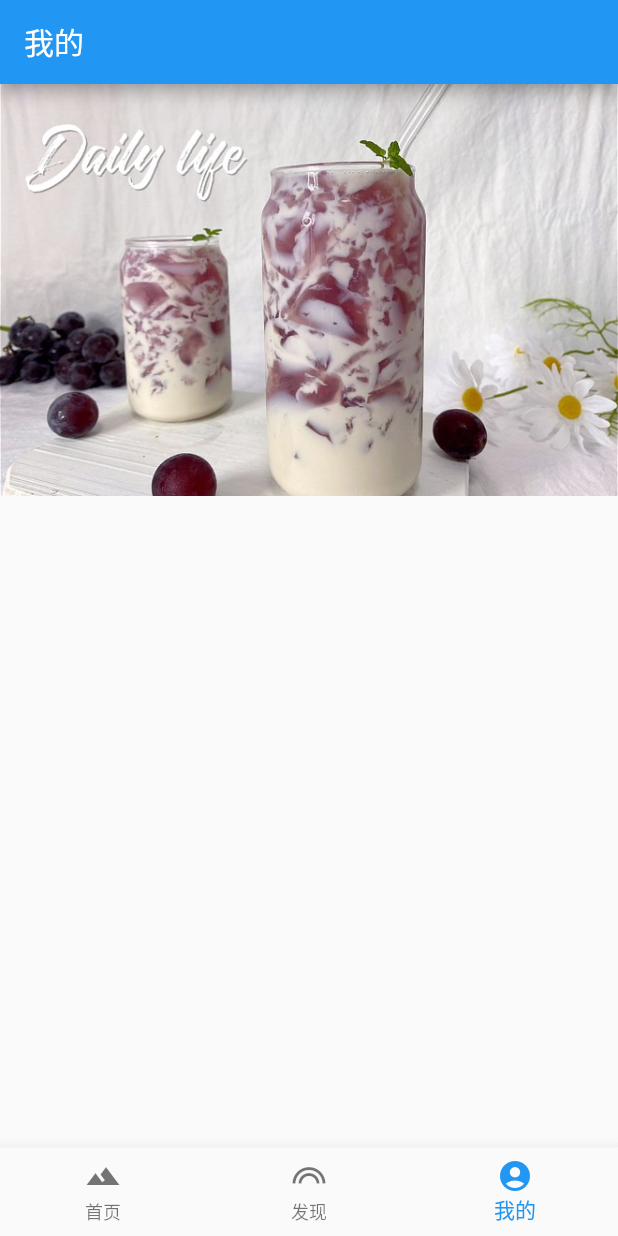
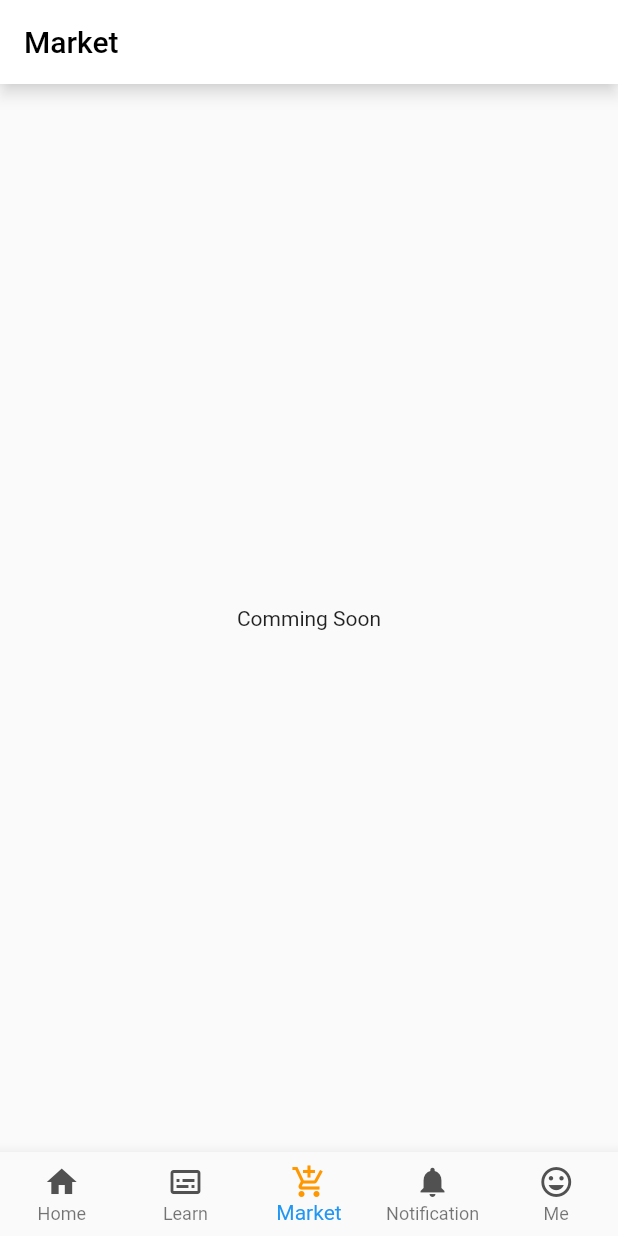
Before and after one commit to kenfoongAK/dinerscuisine, a Flutter app: the screen it shows after launch, item 3 of the bottom bar chosen, on a phone screen of 412 x 824 dp. Run offline on Flutter 3.47's test engine with Material 2 defaults, Android fonts, the phone set to English and light mode, and no system bars.

Commit message:
add comming soon page

```diff
--- a/lib/main.dart
+++ b/lib/main.dart
@@ -8,7 +8,7 @@ class MyApp extends StatelessWidget {
   Widget build(BuildContext context) {
     return new MaterialApp(
       //应用名称
-      title: 'Flutter Demo',
+      title: 'Dinerscuisine',
       theme: new ThemeData(
         //蓝色主题
         primarySwatch: Colors.blue,
--- a/lib/pages/MainPage.dart
+++ b/lib/pages/MainPage.dart
@@ -1,60 +1,74 @@
+import 'package:demo2/pages/learn/Learn.dart';
+import 'package:demo2/pages/market/MarketPage.dart';
+import 'package:demo2/pages/notification/Notification.dart';
 import 'package:flutter/material.dart';
-import 'package:demo2/pages/FindPage.dart';
-import 'package:demo2/pages/HomePage.dart';
-import 'package:demo2/pages/MinePage.dart';
+import 'package:demo2/pages/home/FindPage.dart';
+import 'package:demo2/pages/home/HomePage.dart';
+import 'package:demo2/pages/mine/MinePage.dart';
 
 class MainPage extends StatelessWidget {
   @override
   Widget build(BuildContext context) {
     return new MaterialApp(
         //去除右上标的Debug
-        debugShowCheckedModeBanner: false, home: new MainPageWidget());
+        debugShowCheckedModeBanner: false,
+        home: new MainPageWidget());
   }
 }
 
 //有状态的Widget
 class MainPageWidget extends StatefulWidget {
   @override
-  State<StatefulWidget> createState() {   //重写了createState()函数，这函数返回一个State<StatefulWidget>
-    return new MainPageState();  //返回用户定义的类MainPageWidget的MainPageState()实例
+  State<StatefulWidget> createState() {
+    //重写了createState()函数，这函数返回一个State<StatefulWidget>
+    return new MainPageState(); //返回用户定义的类MainPageWidget的MainPageState()实例
   }
 }
+
 //继承了 State<MainPageWidget>
 class MainPageState extends State<MainPageWidget> {
   int _tabIndex = 0;
   var tabImages;
-  var appBarTitles = ['首页', '发现', '我的'];
+  var appBarIcons = [
+    Icons.home,
+    Icons.subtitles_outlined,
+    Icons.add_shopping_cart,
+    Icons.notifications,
+    Icons.tag_faces
+  ];
+  var appBarTitles = ['Home', 'Learn', 'Market', 'Notification', 'Me'];
   //存放子页面
   var _pageList;
 
   /*
    * 根据选择获得对应的normal或是press的icon
    */
-  Image getTabIcon(int curIndex) {
+  Icon getTabIcon(int curIndex) {
     if (curIndex == _tabIndex) {
-      return tabImages[curIndex][1];
+      return Icon(appBarIcons[curIndex], color: Colors.orange);
     }
-    return tabImages[curIndex][0];
+    return Icon(appBarIcons[curIndex], color: const Color(0xff515151));
   }
+
   /*
    * 获取bottomTab的颜色和文字
    */
   Text getTabTitle(int curIndex) {
     if (curIndex == _tabIndex) {
       return new Text(appBarTitles[curIndex],
-          style: new TextStyle(fontSize: 14.0, color: const Color(0xff1296db)));
+          style: new TextStyle(fontSize: 14.0, color: Colors.orange));
     } else {
       return new Text(appBarTitles[curIndex],
           style: new TextStyle(fontSize: 14.0, color: const Color(0xff515151)));
     }
   }
+
   /*
    * 根据image路径获取图片
    */
   Image getTabImage(path) {
     return new Image.asset(path, width: 24.0, height: 24.0);
   }
-
 
   void initData() {
     /*
@@ -63,14 +77,21 @@ class MainPageState extends State<MainPageWidget> {
     tabImages = [
       [getTabImage('images/home.png'), getTabImage('images/home_selected.png')],
       [getTabImage('images/find.png'), getTabImage('images/find_selected.png')],
-      [getTabImage('images/mine.png'), getTabImage('images/mine_selected.png')]
+      [getTabImage('images/mine.png'), getTabImage('images/mine_selected.png')],
+      [
+        getTabImage('images/notification_selected.png'),
+        getTabImage('images/notification_selected.png')
+      ],
+      [getTabImage('images/me.png'), getTabImage('images/me.png')]
     ];
     /*
      * 三个子界面
      */
     _pageList = [
       new HomePage(),
-      new FindPage(),
+      new LearnPage(),
+      new MarketPage(),
+      new NotificationPage(),
       new MinePage(),
     ];
   }
@@ -85,14 +106,17 @@ class MainPageState extends State<MainPageWidget> {
         bottomNavigationBar: new BottomNavigationBar(
           items: <BottomNavigationBarItem>[
             new BottomNavigationBarItem(
-                //icon: getTabIcon(0), title: getTabTitle(0)),
-                icon:Icon(Icons.landscape),title: getTabTitle(0)),
+                icon: getTabIcon(0),
+                // icon: Icon(Icons.home),
+                title: getTabTitle(0)),
             new BottomNavigationBarItem(
-                //icon: getTabIcon(1), title: getTabTitle(1)),
-                icon:Icon(Icons.looks),title: getTabTitle(1)),
+                icon: getTabIcon(1), title: getTabTitle(1)),
             new BottomNavigationBarItem(
-                //icon: getTabIcon(2), title: getTabTitle(2)),
-                icon:Icon(Icons.account_circle),title: getTabTitle(2)),
+                icon: getTabIcon(2), title: getTabTitle(2)),
+            new BottomNavigationBarItem(
+                icon: getTabIcon(3), title: getTabTitle(3)),
+            new BottomNavigationBarItem(
+                icon: getTabIcon(4), title: getTabTitle(4)),
           ],
           //bottom文字显示控制
           type: BottomNavigationBarType.fixed,
--- a/lib/pages/MinePage.dart
+++ /dev/null
@@ -1,46 +0,0 @@
-import 'package:flutter/material.dart';
-
-class MinePage extends StatefulWidget {
-  @override
-  State<StatefulWidget> createState() {
-    // TODO: implement createState
-
-    return new Page();
-  }
-}
-
-class Page extends State<MinePage> {
-  @override
-  Widget build(BuildContext context) {
-    return layout(context);
-  }
-
-  Widget layout(BuildContext context) {
-    return new Scaffold(
-      appBar: AppBar(
-        title:Text('我的'),
-      ),
-      body: new ListView(
-        children: <Widget>[
-          header(context),
-          //header(context),
-          //header(context),
-          //header(context),
-          //header(context),
-        ],
-      ),
-    );
-  }
-
-  Widget buildAppBar(BuildContext context) {
-    return new AppBar(title: const Text('我的'));
-  }
-
-  Widget header(BuildContext context) {
-    //return new Image.network(
-    //'https://i2.chuimg.com/9104e46a512a4bb3a50f921fea9e67e1_3900w_2600h.jpg',
-    return new Image.asset(
-      'assets/images/daily.jpg',
-    );
-  }
-}
--- a/lib/pages/FindPage.dart
+++ b/lib/pages/home/FindPage.dart
@@ -18,7 +18,7 @@ class Page extends State<FindPage> {
   Widget layout(BuildContext context) {
     return new Scaffold(
       appBar: AppBar(
-        title:Text('发现'),
+        title: Text('发现'),
       ),
       body: new ListView(
         children: <Widget>[
@@ -32,12 +32,6 @@ class Page extends State<FindPage> {
     );
   }
 
-  Widget buildAppBar(BuildContext context) {
-    return new AppBar(title: const Text('发现'));
-  }
-
-
-
   Widget header(BuildContext context) {
     //return new Image.network(
     //'https://i2.chuimg.com/9104e46a512a4bb3a50f921fea9e67e1_3900w_2600h.jpg',
--- /dev/null
+++ b/lib/pages/market/MarketPage.dart
@@ -0,0 +1,60 @@
+import 'package:flutter/material.dart';
+import 'package:flutter/rendering.dart';
+
+class MarketPage extends StatefulWidget {
+  @override
+  State<StatefulWidget> createState() {
+    // TODO: implement createState
+
+    return new Page();
+  }
+}
+
+class Page extends State<MarketPage> {
+  @override
+  Widget build(BuildContext context) {
+    return layout(context);
+  }
+
+  Widget layout(BuildContext context) {
+    /*24 is for notification bar on Android*/
+    return new Scaffold(
+        appBar: AppBar(
+          shadowColor: Colors.white,
+          backgroundColor: Colors.white,
+          title: Text(
+            'Market',
+            style: TextStyle(color: Colors.black),
+          ),
+        ),
+        body: Center(
+          child: Text("Comming Soon"),
+        ));
+  }
+
+  Widget header(BuildContext context) {
+    //调试线显示
+    // debugPaintSizeEnabled = true;
+    return Container(
+        margin: EdgeInsets.all(10),
+        height: 400,
+        width: 200,
+        child: Image.asset(
+          //加载的图片
+          'assets/images/daily.jpg',
+          fit: BoxFit.fill,
+          //对齐方式
+        ));
+  }
+
+  Widget ads(BuildContext context) {
+    //调试线显示
+    // debugPaintSizeEnabled = true;
+    return Container(
+        color: Colors.grey,
+        margin: EdgeInsets.all(10),
+        alignment: Alignment.center,
+        height: 100,
+        child: Text("ads"));
+  }
+}
```
Also changed, not shown: lib/pages/HomePage.dart (deleted, +0 -55 lines), lib/pages/home/HomePage.dart (added, +156 -0 lines), lib/pages/learn/Learn.dart (added, +60 -0 lines), lib/pages/mine/MinePage.dart (added, +56 -0 lines), lib/pages/notification/Notification.dart (added, +60 -0 lines).
